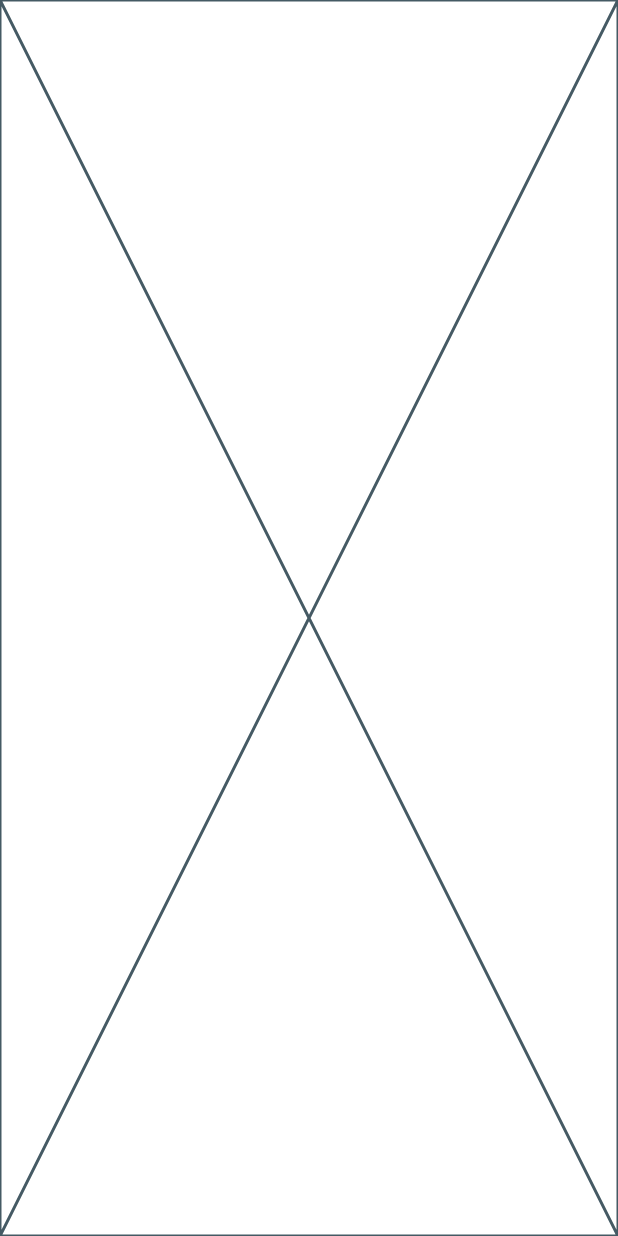
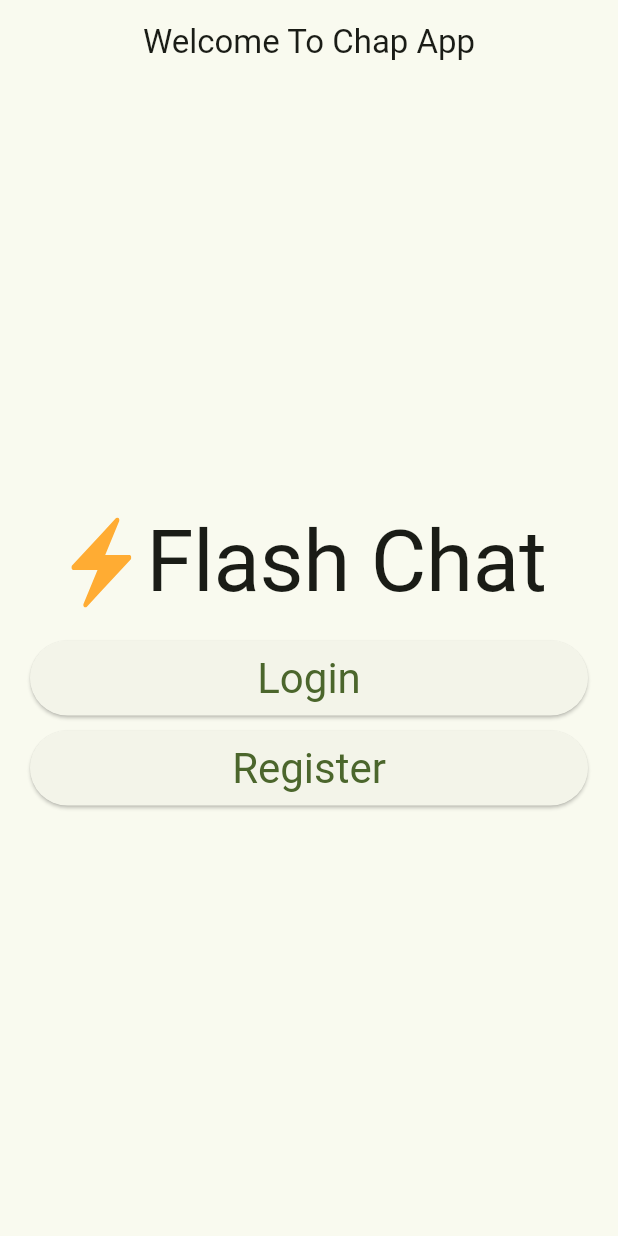
Before and after one commit to Joldubaev/Chat-App, a Flutter app: the screen it shows after launch, on a phone screen of 412 x 824 dp. Run offline on Flutter 3.47's test engine with Material 3 defaults, Android fonts, the light colour scheme and no system bars; drawn by our look-alikes of animated_text_kit; our stand-ins replace flutter_svg.

Commit message:
create welcome page

```diff
--- a/lib/app/app.dart
+++ b/lib/app/app.dart
@@ -1,17 +1 @@
-import 'package:flutter/material.dart';
-
-import '../chat_app/view/chat_app_view.dart';
-
-class MyApp extends StatelessWidget {
-  const MyApp({super.key});
-  @override
-  Widget build(BuildContext context) {
-    return MaterialApp(
-      theme: ThemeData(
-        colorScheme: ColorScheme.fromSeed(seedColor: Colors.deepPurple),
-        useMaterial3: true,
-      ),
-      home: const ChatApp(),
-    );
-  }
-}
+export 'view/meta_view.dart';
--- /dev/null
+++ b/lib/app/view/meta_view.dart
@@ -0,0 +1,16 @@
+import 'package:chap_app_with_bloc/welcome/welcome.dart';
+import 'package:flutter/material.dart';
+
+class MyApp extends StatelessWidget {
+  const MyApp({super.key});
+  @override
+  Widget build(BuildContext context) {
+    return MaterialApp(
+      theme: ThemeData(
+        colorScheme: ColorScheme.fromSeed(seedColor: Colors.lightGreen),
+        useMaterial3: true,
+      ),
+      home: const WelcomeView(),
+    );
+  }
+}
--- /dev/null
+++ b/lib/components/animations/custom_animations.dart
@@ -0,0 +1,24 @@
+import 'package:animated_text_kit/animated_text_kit.dart';
+import 'package:flutter/material.dart';
+
+class CustamAnimatedTextKit extends StatelessWidget {
+  const CustamAnimatedTextKit({
+    super.key, required this.text,
+  });
+final String text;
+  @override
+  Widget build(BuildContext context) {
+    return DefaultTextStyle(
+      style: Theme.of(context).textTheme.displayLarge!,
+      child: AnimatedTextKit(
+        totalRepeatCount: 100,
+        animatedTexts: [
+          WavyAnimatedText(
+            text,
+            textStyle: Theme.of(context).textTheme.displayLarge,
+          )
+        ],
+      ),
+    );
+  }
+}
--- /dev/null
+++ b/lib/components/buttons/custom_buttons.dart
@@ -0,0 +1,22 @@
+import 'package:flutter/material.dart';
+
+class CustomButton extends StatelessWidget {
+  const CustomButton({
+    super.key,
+    required this.text,
+    this.onPressed,
+  });
+  final String text;
+  final Function()? onPressed;
+  @override
+  Widget build(BuildContext context) {
+    return ElevatedButton(
+      style: ElevatedButton.styleFrom(
+        fixedSize: const Size(double.maxFinite, 50),
+        textStyle: Theme.of(context).textTheme.headlineMedium,
+      ),
+      onPressed: onPressed,
+      child: Text(text),
+    );
+  }
+}
--- a/lib/components/components.dart
+++ b/lib/components/components.dart
@@ -0,0 +1,2 @@
+export 'package:chap_app_with_bloc/components/buttons/custom_buttons.dart';
+export 'package:chap_app_with_bloc/components/animations/custom_animations.dart';
--- a/lib/main.dart
+++ b/lib/main.dart
@@ -1,5 +1,6 @@
-import 'package:chap_app_with_bloc/app/app.dart';
 import 'package:flutter/material.dart';
+
+import 'app/app.dart';
 
 void main() {
   runApp(const MyApp());
--- /dev/null
+++ b/lib/welcome/view/welcome_view.dart
@@ -0,0 +1,43 @@
+import 'package:chap_app_with_bloc/components/components.dart';
+import 'package:flutter/material.dart';
+import 'package:flutter_svg/svg.dart';
+
+class WelcomeView extends StatelessWidget {
+  const WelcomeView({super.key});
+
+  @override
+  Widget build(BuildContext context) {
+    return Scaffold(
+      appBar: AppBar(
+        title: const Text("Welcome To Chap App"),
+        centerTitle: true,
+      ),
+      body: Padding(
+        padding: const EdgeInsets.symmetric(horizontal: 20),
+        child: Column(
+          mainAxisAlignment: MainAxisAlignment.center,
+          children: [
+            Row(
+              mainAxisAlignment: MainAxisAlignment.center,
+              children: [
+                SvgPicture.asset("assets/icons/thunder.svg"),
+                const SizedBox(width: 10),
+                const CustamAnimatedTextKit(text: "Flash Chat")
+              ],
+            ),
+            const SizedBox(height: 20),
+            CustomButton(
+              text: "Login",
+              onPressed: () {},
+            ),
+            const SizedBox(height: 10),
+            CustomButton(
+              text: "Register",
+              onPressed: () {},
+            ),
+          ],
+        ),
+      ),
+    );
+  }
+}
--- a/lib/welcome/welcome.dart
+++ b/lib/welcome/welcome.dart
@@ -0,0 +1 @@
+export 'view/welcome_view.dart';
```
